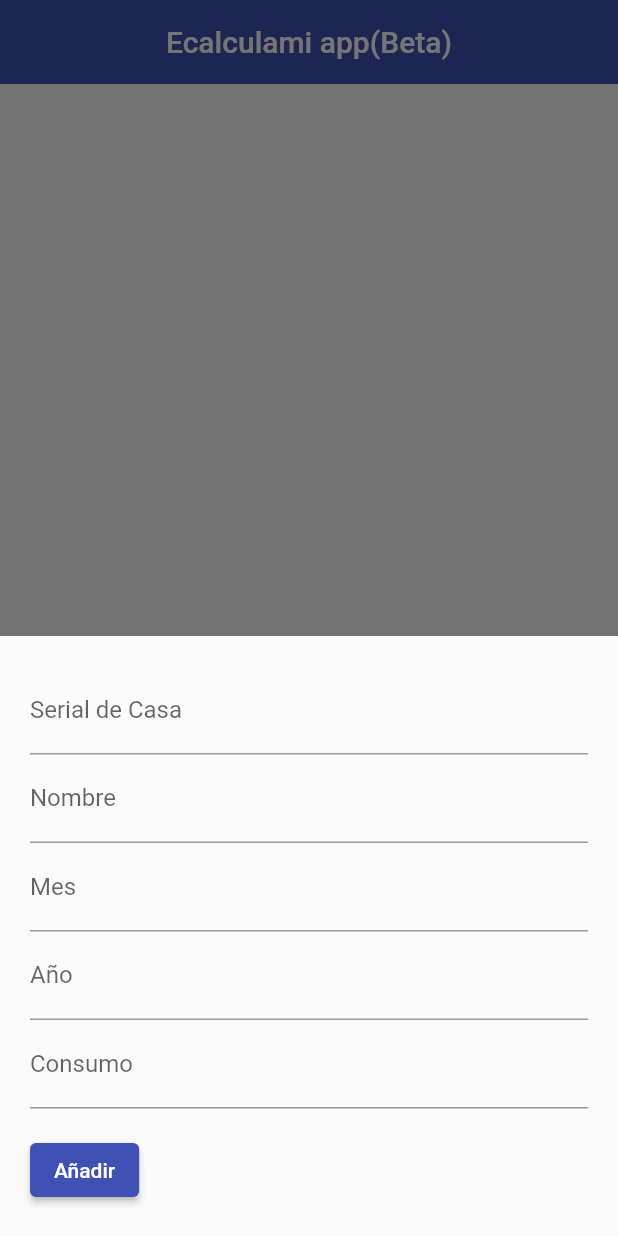
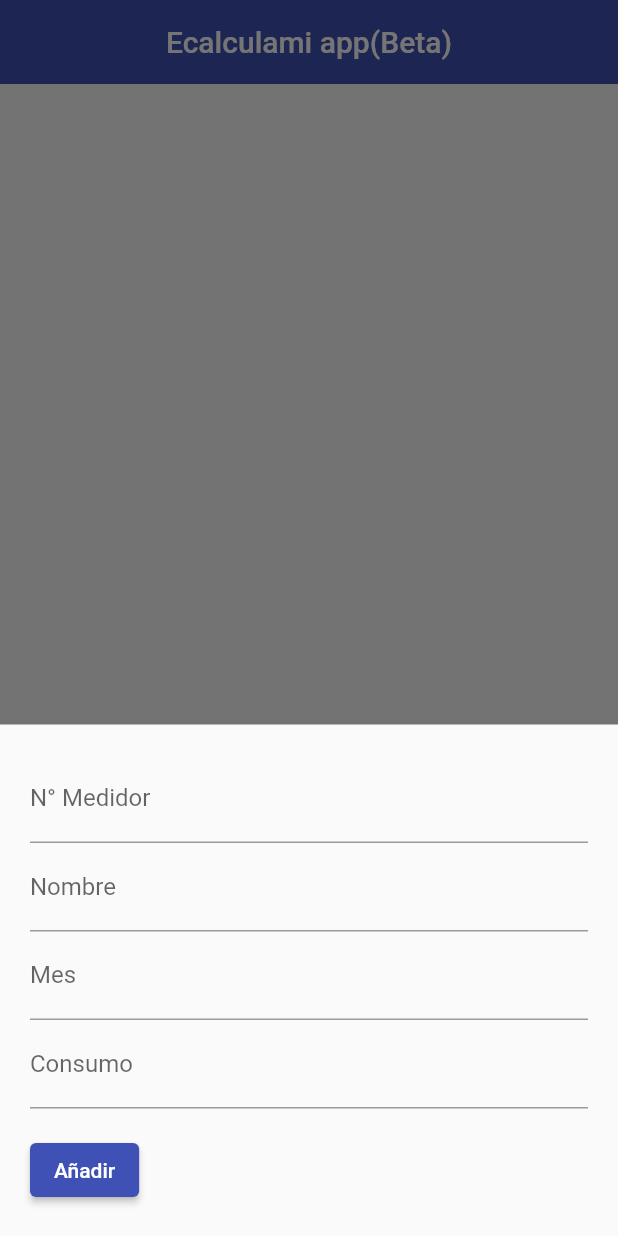
Before and after one commit to Fer-nomas/Ecalculami-app, a Flutter app: the screen it shows after launch, after a tap on the "add" icon, on a phone screen of 412 x 824 dp. Run offline on Flutter 3.47's test engine with Material 2 defaults, Android fonts, the phone set to English and light mode, and no system bars; our stand-ins replace cloud_firestore, firebase_core; accounts and stored records are empty.

Commit message:
adaptacion al envio de datos

```diff
--- a/ecalculami_app/lib/main.dart
+++ b/ecalculami_app/lib/main.dart
@@ -15,7 +15,7 @@ class MyApp extends StatelessWidget {
   Widget build(BuildContext context) {
     return MaterialApp(
       debugShowCheckedModeBanner: false,
-      title: 'Ecalculami app(Beta)',
+      title: 'Ecalculami',
       theme: ThemeData(
         primarySwatch: Colors.indigo,
         appBarTheme: AppBarTheme(
@@ -36,14 +36,14 @@ class HomePage extends StatefulWidget {
 
 class _HomePageState extends State<HomePage> {
 // text fields' controllers
-  final TextEditingController _serialController = TextEditingController();
-  final TextEditingController _nombreController = TextEditingController();
-  final TextEditingController _consumoController = TextEditingController();
-  final TextEditingController _mesController = TextEditingController();
-  final TextEditingController _anoController = TextEditingController();
+  final TextEditingController _mediController = TextEditingController();
+  final TextEditingController _nameController = TextEditingController();
+  final TextEditingController _consController = TextEditingController();
+  final TextEditingController _monthController = TextEditingController();
+  final TextEditingController _paidController = TextEditingController();
 
   final CollectionReference _products =
-      FirebaseFirestore.instance.collection('things');
+      FirebaseFirestore.instance.collection('2023');
 
   Future<void> _create([DocumentSnapshot? documentSnapshot]) async {
     await showModalBottomSheet(
@@ -63,35 +63,35 @@ class _HomePageState extends State<HomePage> {
                 TextField(
                   keyboardType:
                       const TextInputType.numberWithOptions(decimal: true),
-                  controller: _serialController,
+                  controller: _mediController,
                   decoration: const InputDecoration(
-                    labelText: 'Serial de Casa',
+                    labelText: 'N° Medidor',
                   ),
                 ),
                 TextField(
-                  controller: _nombreController,
+                  controller: _nameController,
                   decoration: const InputDecoration(
                     labelText: 'Nombre',
                   ),
                 ),
                 TextField(
-                  controller: _mesController,
+                  controller: _monthController,
                   decoration: const InputDecoration(
                     labelText: 'Mes',
                   ),
                 ),
+                // TextField(
+                //   keyboardType:
+                //       const ,
+                //   controller: _paidController,
+                //   decoration: const InputDecoration(
+                //     labelText: 'Pagado',
+                //   ),
+                // ),
                 TextField(
                   keyboardType:
                       const TextInputType.numberWithOptions(decimal: true),
-                  controller: _anoController,
-                  decoration: const InputDecoration(
-                    labelText: 'Año',
-                  ),
-                ),
-                TextField(
-                  keyboardType:
-                      const TextInputType.numberWithOptions(decimal: true),
-                  controller: _consumoController,
+                  controller: _consController,
                   decoration: const InputDecoration(
                     labelText: 'Consumo',
                   ),
@@ -102,26 +102,26 @@ class _HomePageState extends State<HomePage> {
                 ElevatedButton(
                   child: const Text('Añadir'),
                   onPressed: () async {
-                    final String serial = _serialController.text;
-                    final String ci = _nombreController.text;
-                    final String consumo = _consumoController.text;
-                    final String mes = _mesController.text;
-                    final String ano = _anoController.text;
+                    final String medi = _mediController.text;
+                    final String name = _nameController.text;
+                    final String cons = _consController.text;
+                    final String month = _monthController.text;
+                    final String paid = _paidController.text;
 
-                    if (ci != "") {
+                    if (name != "") {
                       await _products.add({
-                        "serial": serial,
-                        "ci": ci,
-                        "consumo": consumo,
-                        "mes": mes,
-                        "ano": ano,
+                        "medi": medi,
+                        "name": name,
+                        "cons": cons,
+                        "month": month,
+                        "paid": paid,
                       });
 
-                      _serialController.text = '';
-                      _nombreController.text = '';
-                      _consumoController.text = '';
-                      _mesController.text = '';
-                      _anoController.text = '';
+                      _mediController.text = '';
+                      _nameController.text = '';
+                      _consController.text = '';
+                      _monthController.text = '';
+                      _paidController.text = '';
                       Navigator.of(context).pop();
                     }
                   },
@@ -187,14 +187,6 @@ class _HomePageState extends State<HomePage> {
                               ),
                             ),
                             Text(
-                              "Año:",
-                              style: TextStyle(
-                                height: 1.5,
-                                fontSize: 15,
-                                fontWeight: FontWeight.w600,
-                              ),
-                            ),
-                            Text(
                               "Consumo:",
                               style: TextStyle(
                                 height: 1.5,
@@ -207,7 +199,7 @@ class _HomePageState extends State<HomePage> {
                         Column(
                           children: [
                             Text(
-                              documentSnapshot['serial'],
+                              documentSnapshot['medi'],
                               style: const TextStyle(
                                 height: 1.5,
                                 fontSize: 15,
@@ -215,7 +207,7 @@ class _HomePageState extends State<HomePage> {
                               ),
                             ),
                             Text(
-                              documentSnapshot['ci'],
+                              documentSnapshot['name'],
                               style: const TextStyle(
                                 height: 1.5,
                                 fontSize: 15,
@@ -223,7 +215,7 @@ class _HomePageState extends State<HomePage> {
                               ),
                             ),
                             Text(
-                              documentSnapshot['mes'],
+                              documentSnapshot['month'],
                               style: const TextStyle(
                                 height: 1.5,
                                 fontSize: 15,
@@ -231,15 +223,7 @@ class _HomePageState extends State<HomePage> {
                               ),
                             ),
                             Text(
-                              documentSnapshot['ano'],
-                              style: const TextStyle(
-                                height: 1.5,
-                                fontSize: 15,
-                                fontWeight: FontWeight.w400,
-                              ),
-                            ),
-                            Text(
-                              documentSnapshot['consumo'],
+                              documentSnapshot['cons'],
                               style: const TextStyle(
                                 height: 1.5,
                                 fontSize: 15,
```
